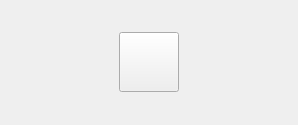
This is widget.ui in lankai7/NewChatServer_windows as Qt 5 draws it before an edit. The edited form follows.
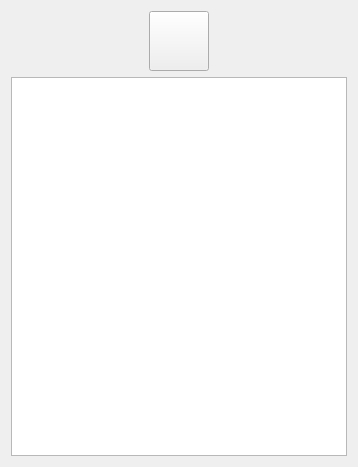
This is the edited form. Icons and pictures are not drawn.

Patch:
```diff
--- a/widget.ui
+++ b/widget.ui
@@ -6,8 +6,8 @@
    <rect>
     <x>0</x>
     <y>0</y>
-    <width>298</width>
-    <height>125</height>
+    <width>358</width>
+    <height>467</height>
    </rect>
   </property>
   <property name="windowTitle">
@@ -52,6 +52,26 @@
        </property>
       </widget>
      </item>
+     <item>
+      <widget class="QTextBrowser" name="textBrowser">
+       <property name="styleSheet">
+        <string notr="true"/>
+       </property>
+      </widget>
+     </item>
+     <item>
+      <spacer name="horizontalSpacer">
+       <property name="orientation">
+        <enum>Qt::Horizontal</enum>
+       </property>
+       <property name="sizeHint" stdset="0">
+        <size>
+         <width>0</width>
+         <height>0</height>
+        </size>
+       </property>
+      </spacer>
+     </item>
     </layout>
    </item>
   </layout>
```
